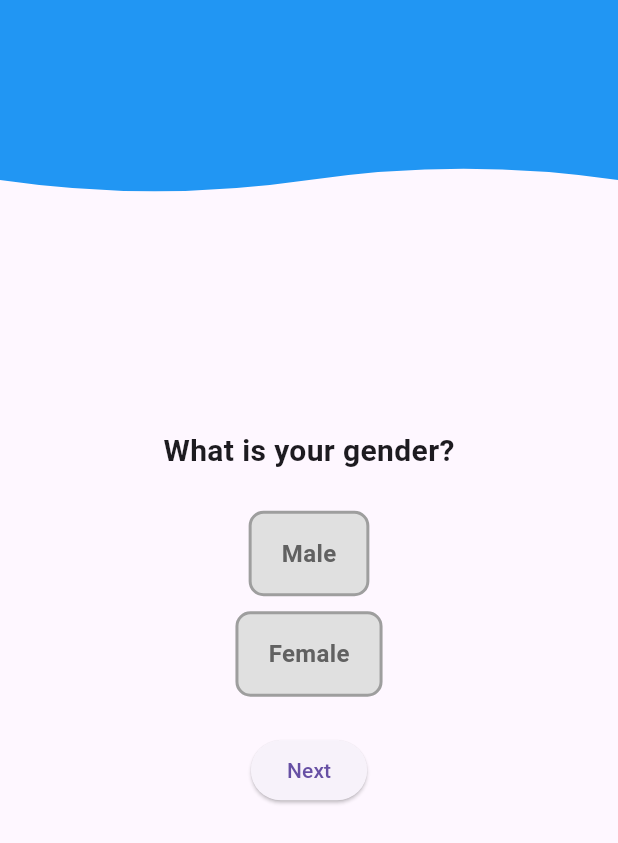
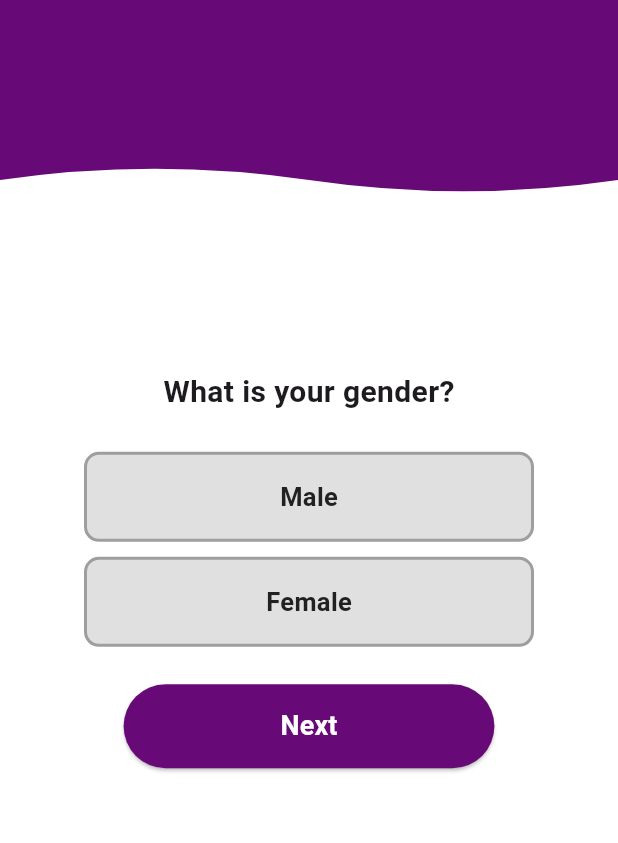
Before and after one commit to ArsanyMorcosNageh/Snap-Shape-App, a Flutter app: the QuestionScreen screen opened directly, on a phone screen of 412 x 824 dp. Shown: the top 843 px of the screen. Run offline on Flutter 3.47's test engine with Material 3 defaults, Android fonts, the phone set to English and light mode, and no system bars; our stand-ins replace curved_navigation_bar, flutter_svg, google_fonts, lottie, numberpicker, pin_code_fields and 1 more; accounts and stored records are empty; Roboto replaces fonts that are missing (Amaranth).

Commit message:
UI Update

```diff
--- a/lib/core/utils/clippers.dart
+++ b/lib/core/utils/clippers.dart
@@ -1,6 +1,35 @@
 import 'package:flutter/material.dart';
 
-class WaveClipper extends CustomClipper<Path> {
+class WaveClipperRight extends CustomClipper<Path> {
+  @override
+  Path getClip(Size size) {
+    final path = Path();
+    path.lineTo(0, size.height * 0.8);
+
+    path.quadraticBezierTo(
+      size.width * 0.25,
+      size.height * 0.7,
+      size.width * 0.5,
+      size.height * 0.8,
+    );
+
+    path.quadraticBezierTo(
+      size.width * 0.75,
+      size.height * 0.9,
+      size.width,
+      size.height * 0.8,
+    );
+
+    path.lineTo(size.width, 0);
+    path.close();
+    return path;
+  }
+
+  @override
+  bool shouldReclip(covariant CustomClipper<Path> oldClipper) => false;
+}
+
+class WaveClipperLeft extends CustomClipper<Path> {
   @override
   Path getClip(Size size) {
     final path = Path();
--- a/lib/features/onboarding/presentation/view/onboarding_view.dart
+++ b/lib/features/onboarding/presentation/view/onboarding_view.dart
@@ -208,7 +208,7 @@ class OnboardingPage extends StatelessWidget {
   children: List.generate(
     totalPages,
     (index) => AnimatedContainer(
-      duration: const Duration(milliseconds: 400),
+      duration: const Duration(milliseconds: 350),
       margin: const EdgeInsets.symmetric(horizontal: 4),
       width: currentPage == index ? 12 : 8, // تغيير الحجم عند التحديد
       height: currentPage == index ? 12 : 8,
--- a/lib/features/questionaire/presentation/view/questionaire_view.dart
+++ b/lib/features/questionaire/presentation/view/questionaire_view.dart
@@ -1,9 +1,12 @@
 import 'package:flutter/material.dart';
+import 'package:google_fonts/google_fonts.dart';
 import 'package:numberpicker/numberpicker.dart';
 import 'package:shared_preferences/shared_preferences.dart';
 import 'dart:convert';
 
 import '../../../../core/navigation/bottom_navigation_bar.dart';
+import '../../../../core/utils/clip_paths.dart';
+import '../../../../core/utils/clippers.dart';
 
 class WaveClipper extends CustomClipper<Path> {
   @override
@@ -41,6 +44,9 @@ class QuestionScreen extends StatefulWidget {
 
 class _QuestionScreenState extends State<QuestionScreen> {
   int currentQuestionIndex = 0;
+  final double _buttonWidth = 300;
+  final double _buttonHeight = 60;
+  final double _imageSize = 70;
 
   final List<Map<String, dynamic>> questions = [
     {"type": "choices", "question": "What is your gender?", "options": ["Male", "Female"], "key": "gender", "multiSelect": false},
@@ -83,26 +89,40 @@ class _QuestionScreenState extends State<QuestionScreen> {
     String questionType = currentQuestion["type"];
     String key = currentQuestion["key"];
     bool multiSelect = currentQuestion["multiSelect"] ?? false;
+    bool isLastPage = currentQuestionIndex == questions.length - 1;
 
     return Scaffold(
-     // appBar: AppBar(title: const Text("Questions")),
+      backgroundColor: Colors.white,
       body: Stack(
-        children: [
-          ClipPath(
-            clipper: WaveClipper(),
+        children: [AnimatedSwitcher(
+  duration: const Duration(milliseconds: 300), // سرعة التغيير
+  transitionBuilder: (Widget child, Animation<double> animation) {
+    return FadeTransition(
+      opacity: animation,
+      child: child,
+    );
+  },
+  child: ClipPath(
+    key: ValueKey<int>(currentQuestionIndex), // لازم نغير الـ Key علشان يحصل الأنيميشن
+    clipper: currentQuestionIndex.isEven ? WaveClipperRight() : WaveClipperLeft(),
     child: Container(
       height: 150,
-              color: Colors.blue,
+      color: const Color(0xFF670977),
+    ),
   ),
 ),
           Column(
             children: [
-              Expanded(
-                child: Center(
+              SizedBox(height:MediaQuery.of(context).size.height * 0.3),
+              Center(
                 child: Column(
                   mainAxisAlignment: MainAxisAlignment.center,
                   children: [
-                      Text(questionText, style: const TextStyle(fontSize: 20, fontWeight: FontWeight.bold)),
+                    Text(questionText,
+                        style: GoogleFonts.amaranth(
+                          fontSize: 20,
+                          fontWeight: FontWeight.bold
+                        )),
                     const SizedBox(height: 20),
                     if (questionType == "number") ...[
                       NumberPicker(
@@ -136,26 +156,55 @@ class _QuestionScreenState extends State<QuestionScreen> {
                               });
                             },
                             child: Container(
+                              width: _buttonWidth,
+                              height: _buttonHeight,
                               margin: const EdgeInsets.symmetric(vertical: 5),
-                                padding: const EdgeInsets.symmetric(vertical: 15, horizontal: 20),
                               decoration: BoxDecoration(
-                                  color: isSelected ? Color(0xFFF9AB0B) : Colors.grey[300],
+                                color: isSelected ? const Color(0xFFF9AB0B) : Colors.grey[300],
                                 borderRadius: BorderRadius.circular(10),
-                                  border: Border.all(color: isSelected ? Color(0xFFF9AB0B) : Colors.grey, width: 2),
+                                border: Border.all(
+                                  color: isSelected ? const Color(0xFFF9AB0B) : Colors.grey,
+                                  width: 2
                                 ),
-                                child: Text(option, style: TextStyle(fontSize: 16, fontWeight: FontWeight.bold, color: isSelected ? Colors.black : Colors.grey[700])),
+                              ),
+                              child: Center(
+                                child: Text(
+                                  option,
+                                  style: GoogleFonts.amaranth(
+                                    color: isSelected ? Colors.black : Colors.grey[900],
+                                    fontSize: 17,
+                                    fontWeight: FontWeight.bold,
+                                  ),
+                                ),
+                              ),
                             ),
                           );
                         }).toList(),
                       ),
                     ],
                     const SizedBox(height: 20),
-                      ElevatedButton(
+                    SizedBox(
+                      width: MediaQuery.of(context).size.width * 0.6,
+                      child: ElevatedButton(
                         onPressed: _goToNextQuestion,
-                        child: const Text("Next"),
+                        style: ElevatedButton.styleFrom(
+                          backgroundColor: isLastPage ? const Color(0xFFF9AB0B) : const Color(0xFF670977),
+                          padding: const EdgeInsets.symmetric(vertical: 15),
+                          shape: RoundedRectangleBorder(
+                            borderRadius: BorderRadius.circular(30),
+                          ),
+                        ),
+                        child: Text(
+                          isLastPage ? 'Get Started' : 'Next',
+                          style: GoogleFonts.amaranth(
+                            fontSize: 18,
+                            color: Colors.white,
+                            fontWeight: FontWeight.bold,
+                          ),
+                        ),
+                      ),
                     ),
                   ],
-                  ),
                 ),
               ),
             ],
@@ -171,9 +220,6 @@ class _QuestionScreenState extends State<QuestionScreen> {
 
 
 
-
-
-
 // SharedPreferences prefs = await SharedPreferences.getInstance();
 // String? userAnswers = prefs.getString('user_answers');
 // if (userAnswers != null) {
```
Also changed, not shown: lib/core/animator.dart (added, +53 -0 lines), lib/features/profile/presentation/view/profile_view.dart (+48 -22 lines). Lines whose indentation alone changed are shown as unchanged.
